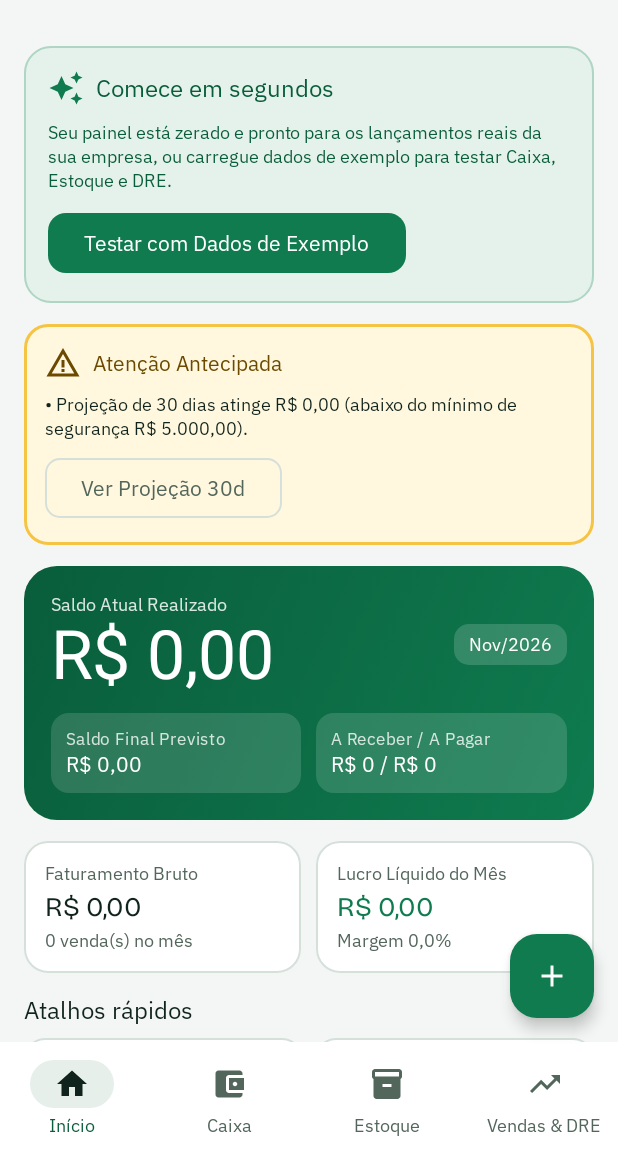
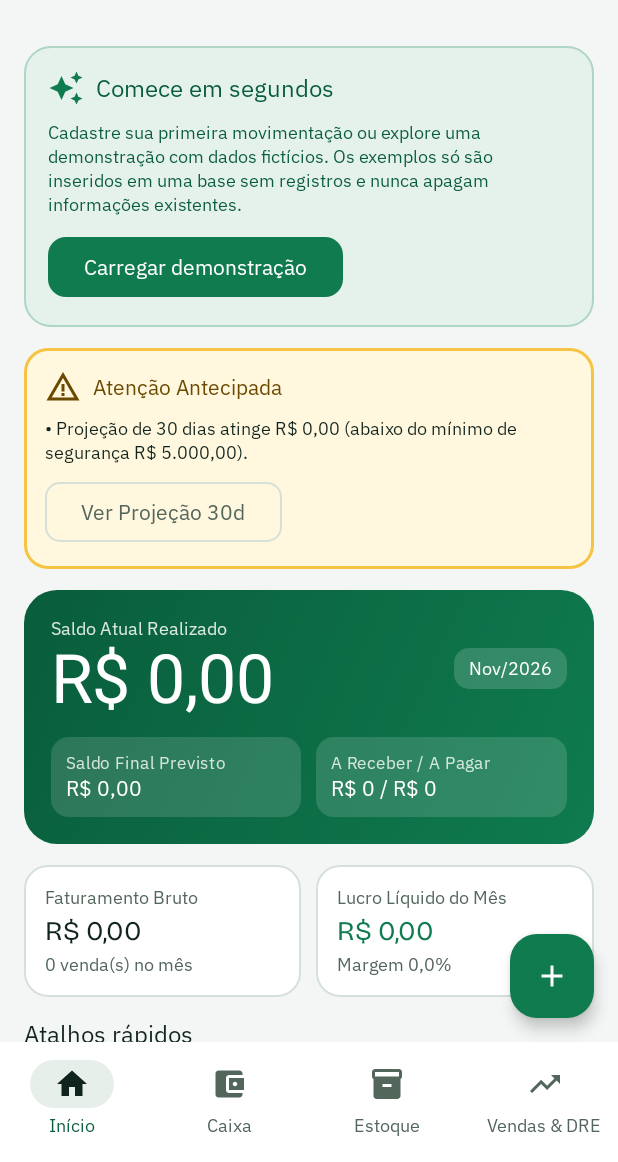
Before and after one commit to empresarioconectado-hub/Prumo, an Android app built with Jetpack Compose: the screen it shows after launch (MainActivity), on a phone screen of 412 x 824 dp, the part 74-1236 px from its top. Run offline under Robolectric (Android 15) with nearby library versions, the phone set to English and light mode, and no system bars; our stand-ins replace Room's generated code.

Commit message:
Clarify safe demo data onboarding

```diff
--- a/app/src/main/java/com/example/ui/screens/OverviewScreen.kt
+++ b/app/src/main/java/com/example/ui/screens/OverviewScreen.kt
@@ -119,7 +119,7 @@ fun OverviewScreen(
                             )
                         }
                         Text(
-                            text = "Seu painel está zerado e pronto para os lançamentos reais da sua empresa, ou carregue dados de exemplo para testar Caixa, Estoque e DRE.",
+                            text = "Cadastre sua primeira movimentação ou explore uma demonstração com dados fictícios. Os exemplos só são inseridos em uma base sem registros e nunca apagam informações existentes.",
                             style = MaterialTheme.typography.bodySmall,
                             color = MaterialTheme.colorScheme.onPrimaryContainer
                         )
@@ -131,7 +131,7 @@ fun OverviewScreen(
                                     .minimumInteractiveComponentSize()
                                     .testTag("overview_load_sample_button")
                             ) {
-                                Text("Testar com Dados de Exemplo", fontWeight = FontWeight.Bold)
+                                Text("Carregar demonstração", fontWeight = FontWeight.Bold)
                             }
                         }
                     }
```
